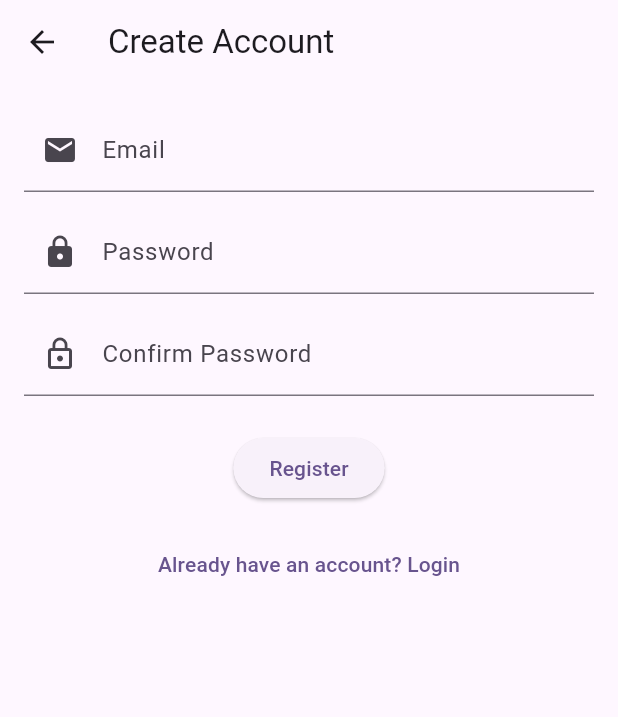
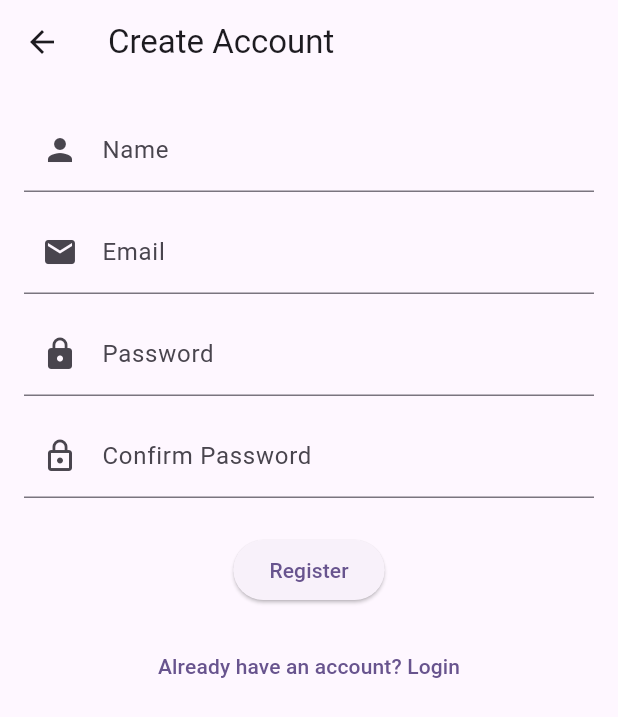
Before and after one commit to ba138/aws_flutter_app, a Flutter app: the RegisterScreen screen opened directly, on a phone screen of 412 x 824 dp. Shown: the top 717 px of the screen. Run offline on Flutter 3.47's test engine with Material 3 defaults, Android fonts, the phone set to English and light mode, and no system bars; our stand-ins replace get; missing offline and left inert: amplify_auth_cognito, amplify_flutter.

Commit message:
feat: add name field to registration form and update signUp method

```diff
--- a/lib/Screens/register_screen.dart
+++ b/lib/Screens/register_screen.dart
@@ -8,6 +8,7 @@ class RegisterScreen extends StatelessWidget {
   @override
   Widget build(BuildContext context) {
     final AuthController controller = Get.put(AuthController());
+    final userName = TextEditingController();
 
     final emailController = TextEditingController();
     final passwordController = TextEditingController();
@@ -20,6 +21,14 @@ class RegisterScreen extends StatelessWidget {
         child: SingleChildScrollView(
           child: Column(
             children: [
+              TextField(
+                controller: userName,
+                decoration: const InputDecoration(
+                  labelText: 'Name',
+                  prefixIcon: Icon(Icons.person),
+                ),
+              ),
+              const SizedBox(height: 12),
               TextField(
                 controller: emailController,
                 decoration: const InputDecoration(
@@ -58,6 +67,7 @@ class RegisterScreen extends StatelessWidget {
                           }
 
                           controller.signUp(
+                            name: userName.text,
                             email: emailController.text,
                             password: passwordController.text,
                           );
```
